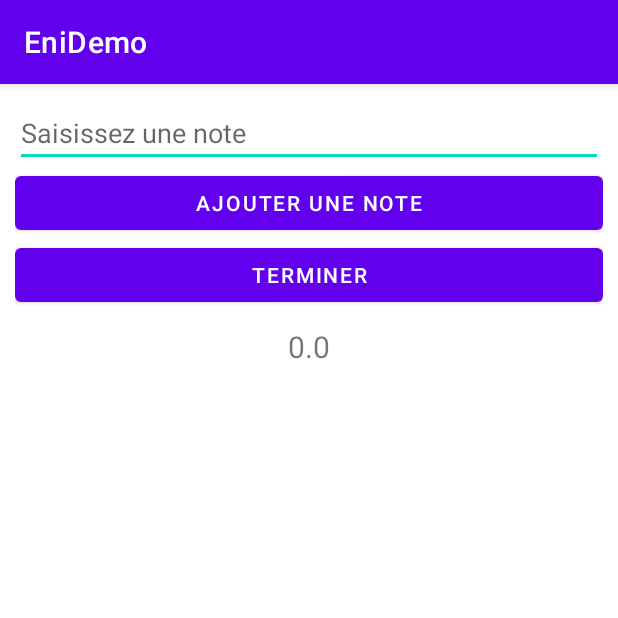
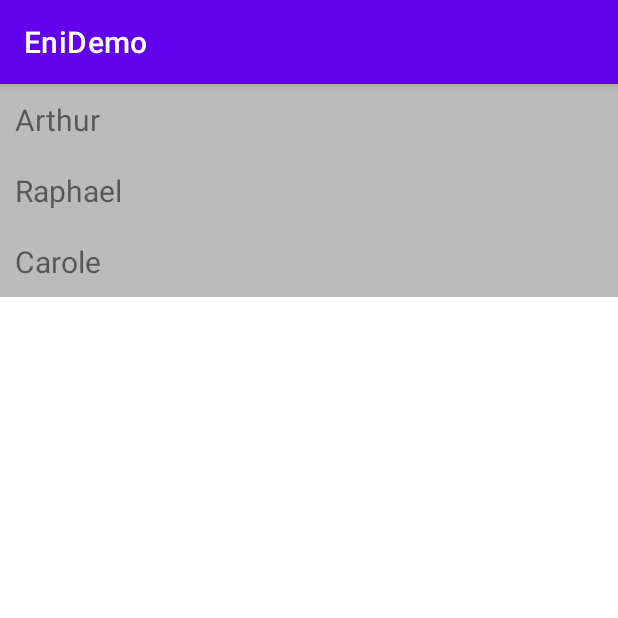
Before and after one commit to Chocolaterie/HCDA_Android, an Android app: the screen it shows after launch (MoyenneActivity before the commit, RecyclerViewActivity after it), on a phone screen of 412 x 824 dp, the top half of it. Run offline under Robolectric (Android 15) with nearby library versions, the phone set to English and light mode, and no system bars; our stand-ins replace data binding.

Commit message:
Demo Reycler View

```diff
--- a/app/src/main/java/com/example/enidemo/MainActivity.kt
+++ b/app/src/main/java/com/example/enidemo/MainActivity.kt
@@ -30,7 +30,7 @@ class MainActivity : AppCompatActivity() {
 
         // Methode 2
         var action = BlankFragmentDirections.actionBlankFragmentToTwoFragment();
-        action.nom = "test"
+        action.nom = "Isaac"
         action.code = 20
         findNavController(R.id.navExample).navigate(action)
 
--- /dev/null
+++ b/app/src/main/java/com/example/enidemo/boulangerie/Nourriture.kt
@@ -0,0 +1,6 @@
+package com.example.enidemo.boulangerie
+
+open class Nourriture {
+
+    lateinit var nom : String;
+}
--- /dev/null
+++ b/app/src/main/java/com/example/enidemo/recyclerview/ListPersonAdapter.kt
@@ -0,0 +1,43 @@
+package com.example.enidemo.recyclerview
+
+import android.view.LayoutInflater
+import android.view.ViewGroup
+import androidx.recyclerview.widget.ListAdapter
+import androidx.recyclerview.widget.RecyclerView
+import com.example.enidemo.Person
+import com.example.enidemo.databinding.ItemPersonBinding
+
+class ListPersonAdapter : ListAdapter<Person, ListPersonAdapter.ViewHolder>(PersonDiffCallback()) {
+
+    // Quand j'essaie de connecter une donnée dans sur la ligne
+    override fun onBindViewHolder(holder: ViewHolder, position: Int) {
+        // je récupère la personne d'une liste de données
+        val person = getItem(position)
+        // je connecte la personne récupérée en question dans la ligne
+        holder.bind(person)
+    }
+
+    // Lorsque que j'essaie de créer une ligne (la style d'une ligne)
+    override fun onCreateViewHolder(parent: ViewGroup, viewType: Int): ViewHolder {
+        return ViewHolder.from(parent);
+    }
+
+    // Une classe Interne pour définir la cellule/ligne dans un RecyclerView
+    class ViewHolder(val binding : ItemPersonBinding) : RecyclerView.ViewHolder(binding.root) {
+
+        // Fait le lien avec une personne dans la ligne/cellule
+        fun bind(item: Person){
+            binding.person = item
+            binding.executePendingBindings()
+        }
+
+        companion object{
+            fun from(parent: ViewGroup): ViewHolder {
+                val layoutInflater = LayoutInflater.from(parent.context)
+                val binding = ItemPersonBinding.inflate(layoutInflater, parent, false)
+
+                return ViewHolder(binding)
+            }
+        }
+    }
+}
--- /dev/null
+++ b/app/src/main/java/com/example/enidemo/recyclerview/RecyclerViewActivity.kt
@@ -0,0 +1,29 @@
+package com.example.enidemo.recyclerview
+
+import androidx.appcompat.app.AppCompatActivity
+import android.os.Bundle
+import androidx.databinding.DataBindingUtil
+import com.example.enidemo.Person
+import com.example.enidemo.R
+import com.example.enidemo.databinding.ActivityRecyclerViewBinding
+
+class RecyclerViewActivity : AppCompatActivity() {
+    override fun onCreate(savedInstanceState: Bundle?) {
+        super.onCreate(savedInstanceState)
+
+        // je récupère et charge mon xml/vue en version databinding
+        val arvb = DataBindingUtil.setContentView<ActivityRecyclerViewBinding>(this, R.layout.activity_recycler_view)
+
+        // Instancier un adapter
+        val adapter = ListPersonAdapter()
+
+        // Liaison du recycler view avec mon adapteur
+        arvb.rvPersons.adapter = adapter
+
+        // Une liste de 3 personnes
+        val listPerson = mutableListOf(Person("Arthur"), Person("Raphael"), Person("Carole"))
+
+        // Envoyer ces 3 personne dans le recycler view
+        adapter.submitList(listPerson)
+    }
+}
--- a/app/src/main/res/layout/activity_moyenne.xml
+++ b/app/src/main/res/layout/activity_moyenne.xml
@@ -47,7 +47,7 @@
                 android:layout_width="match_parent"
                 android:layout_height="wrap_content"
                 android:padding="10dp"
-                android:text="@{String.valueOf(moyenneViewModel.average)}"
+                android:text="@{String.valueOf(moyenneViewModel.averageNote)}"
                 android:textAlignment="center"
                 android:textSize="20dp" />
 
--- /dev/null
+++ b/app/src/main/res/layout/activity_recycler_view.xml
@@ -0,0 +1,20 @@
+<?xml version="1.0" encoding="utf-8"?>
+<layout xmlns:android="http://schemas.android.com/apk/res/android"
+    xmlns:app="http://schemas.android.com/apk/res-auto"
+    xmlns:tools="http://schemas.android.com/tools">
+
+    <LinearLayout
+        android:layout_width="match_parent"
+        android:layout_height="match_parent"
+        android:orientation="vertical"
+        tools:context=".recyclerview.RecyclerViewActivity">
+
+        <androidx.recyclerview.widget.RecyclerView
+            android:id="@+id/rv_persons"
+            android:layout_width="match_parent"
+            android:layout_height="wrap_content"
+            app:layoutManager="androidx.recyclerview.widget.LinearLayoutManager"
+            />
+
+    </LinearLayout>
+</layout>
--- a/app/src/main/res/layout/fragment_two.xml
+++ b/app/src/main/res/layout/fragment_two.xml
@@ -7,8 +7,9 @@
 
     <!-- TODO: Update blank fragment layout -->
     <TextView
+        android:id="@+id/tv_nom"
         android:layout_width="match_parent"
         android:layout_height="match_parent"
-        android:text="Le mec du Warehouse" />
+        android:text="" />
 
 </FrameLayout>
--- /dev/null
+++ b/app/src/main/res/layout/item_person.xml
@@ -0,0 +1,26 @@
+<?xml version="1.0" encoding="utf-8"?>
+<layout xmlns:android="http://schemas.android.com/apk/res/android">
+
+    <data>
+        <variable
+            name="person"
+            type="com.example.enidemo.Person" />
+    </data>
+
+    <LinearLayout
+        android:background="#BBBBBB"
+        android:orientation="vertical"
+        android:layout_width="match_parent"
+        android:layout_height="wrap_content">
+
+        <!-- Un texte dans la cellule (afficher le prenom)-->
+        <TextView
+            android:layout_width="wrap_content"
+            android:layout_height="wrap_content"
+            android:textSize="20sp"
+            android:padding="10dp"
+            android:text="@{person.firstName}"
+            />
+
+    </LinearLayout>
+</layout>
```
Also changed, not shown: app/src/main/AndroidManifest.xml (+15 -13 lines), app/src/main/java/com/example/enidemo/boulangerie/Boulangerie.kt (added, +15 -0 lines), app/src/main/java/com/example/enidemo/boulangerie/Chocolatine.kt (added, +8 -0 lines), app/src/main/java/com/example/enidemo/fragment/TwoFragment.kt (+12 -3 lines), app/src/main/java/com/example/enidemo/moyenne/MoyenneActivity.kt (+8 -1 lines), app/src/main/java/com/example/enidemo/moyenne/MoyenneViewModel.kt (+5 -9 lines), app/src/main/java/com/example/enidemo/recyclerview/PersonDiffCallback.kt (added, +15 -0 lines).
